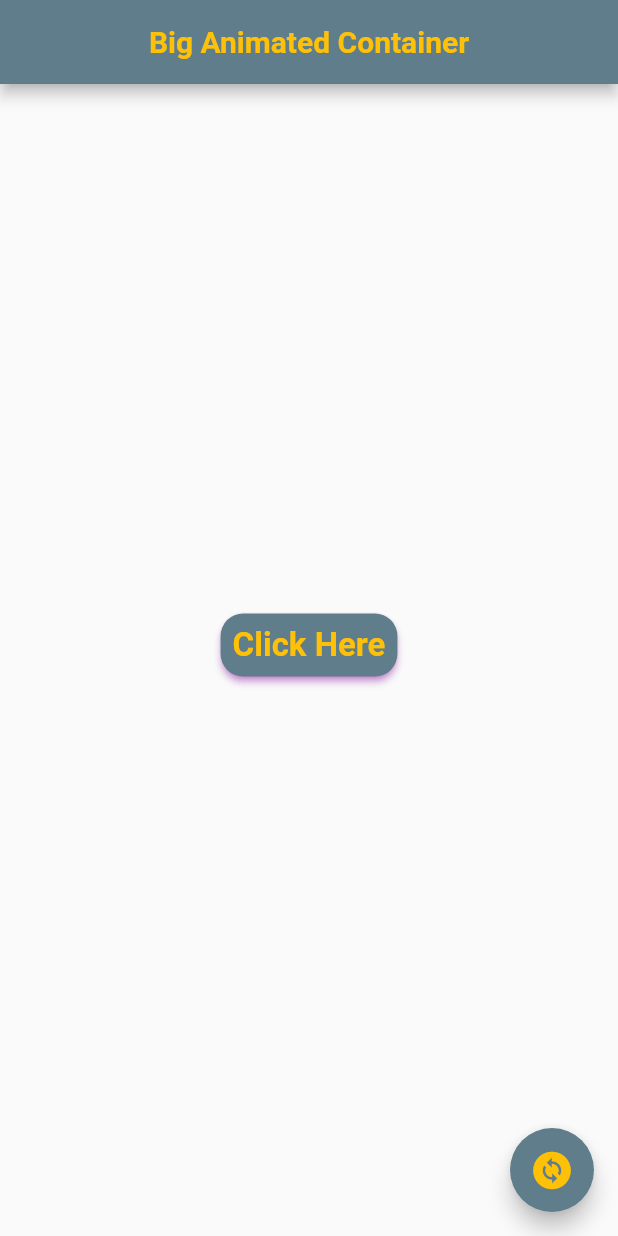
After one commit to esraa-mohamad/examples_learning_animation, a Flutter app: the SwitchAnimatedSwitcher screen opened directly, on a phone screen of 412 x 824 dp. The commit adds this screen. Run offline on Flutter 3.47's test engine with Material 2 defaults, Android fonts, the light colour scheme and no system bars.

Commit message:
animated switcher

```diff
--- a/lib/view/home_view.dart
+++ b/lib/view/home_view.dart
@@ -6,6 +6,7 @@ import 'package:examples_animation/view/change_animated_position.dart';
 import 'package:examples_animation/view/model_animated_physical.dart';
 import 'package:examples_animation/view/movement_animated_align.dart';
 import 'package:examples_animation/view/see_animated_opacity.dart';
+import 'package:examples_animation/view/switch_animated_switcher.dart';
 import 'package:examples_animation/view/text_animated_demo.dart';
 import 'package:flutter/material.dart';
 
@@ -71,6 +72,10 @@ class HomeView extends StatelessWidget {
                 title: 'Change Animated CrossFade',
                 page: ChangeAnimatedCrossFade()
             ),
+            ButtonElevated(
+                title: 'Switch Animated Switcher',
+                page: SwitchAnimatedSwitcher()
+            ),
           ],
         ),
       ),
--- /dev/null
+++ b/lib/view/switch_animated_switcher.dart
@@ -0,0 +1,60 @@
+import 'package:examples_animation/widget/button.dart';
+import 'package:flutter/material.dart';
+
+class SwitchAnimatedSwitcher extends StatefulWidget {
+  const SwitchAnimatedSwitcher({super.key});
+
+  @override
+  State<SwitchAnimatedSwitcher> createState() => _SwitchAnimatedSwitcherState();
+}
+
+class _SwitchAnimatedSwitcherState extends State<SwitchAnimatedSwitcher> {
+
+  bool isSwitcher = true ;
+
+  @override
+  Widget build(BuildContext context) {
+    return Scaffold(
+      appBar: AppBar(
+        automaticallyImplyLeading: false,
+        title:  const Text(
+          'Big Animated Container',
+          style: TextStyle(
+            color: Colors.amber,
+            fontWeight: FontWeight.bold,
+            fontSize: 20,
+          ),
+        ),
+        centerTitle: true,
+      ),
+      body:  Center(
+        child: AnimatedSwitcher(
+          switchInCurve: Curves.bounceIn,
+          switchOutCurve: Curves.bounceInOut,
+          duration: const Duration(milliseconds: 500),
+          child: isSwitcher ?
+          const ButtonElevated(
+              title: 'Click Here',
+              page: SwitchAnimatedSwitcher()
+          ) :
+          const CircularProgressIndicator(
+            color: Colors.blueGrey,
+
+          ),
+        ),
+      ),
+      floatingActionButton: FloatingActionButton(
+        onPressed: (){
+          setState(() {
+            isSwitcher = !isSwitcher;
+          });
+        },
+        child: const Icon(
+          Icons.change_circle,
+          size: 30,
+          color: Colors.amber,
+        ),
+      ),
+    );
+  }
+}
```
